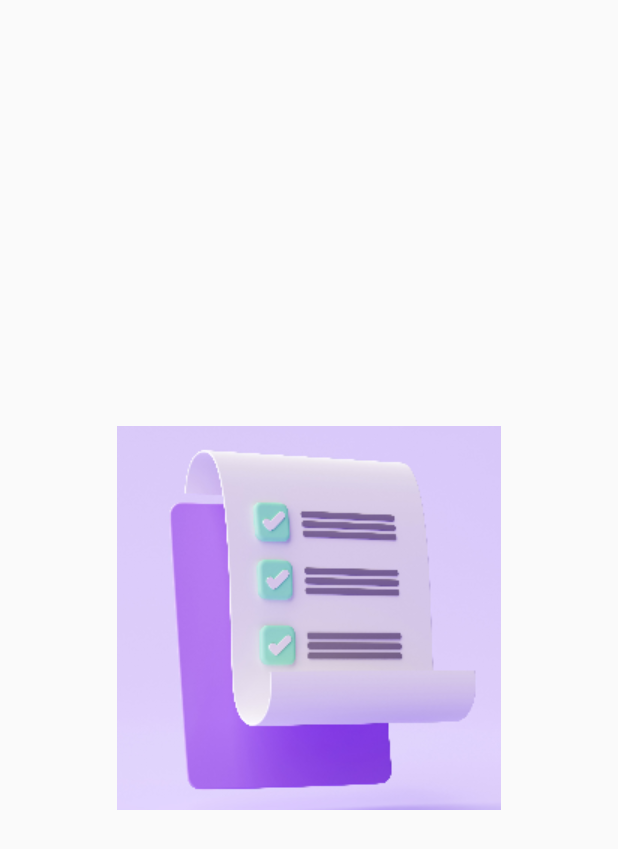
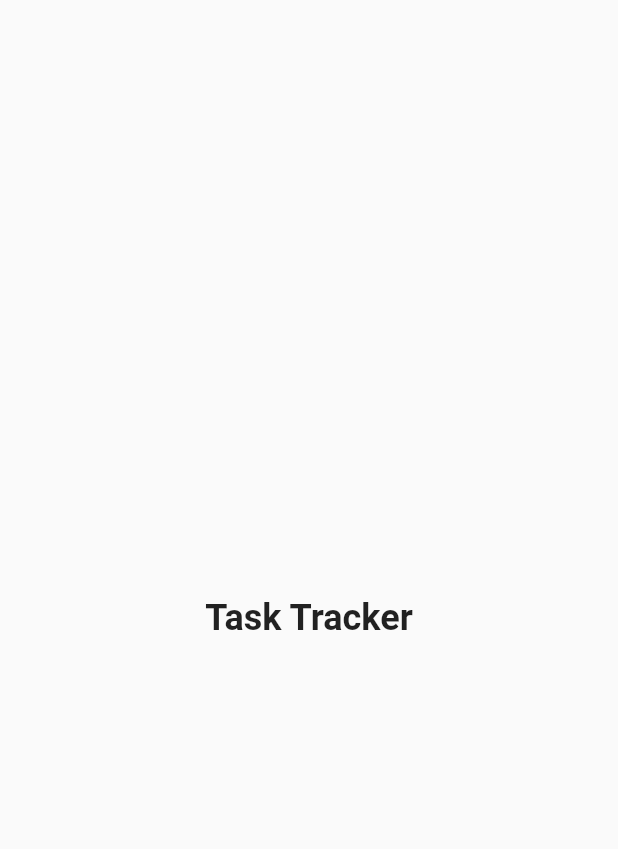
Before and after one commit to HarshK99/task-tracker, a Flutter app: the SplashScreen screen opened directly, on a phone screen of 412 x 824 dp. Shown: the top 849 px of the screen. Run offline on Flutter 3.47's test engine with Material 2 defaults, Android fonts, the phone set to English and light mode, and no system bars; our stand-ins replace sqflite; accounts and stored records are empty.

Commit message:
updated splash screen

```diff
--- a/lib/pages/splash_screen.dart
+++ b/lib/pages/splash_screen.dart
@@ -1,13 +1,16 @@
 import 'package:flutter/material.dart';
+
 class SplashScreen extends StatelessWidget {
   @override
   Widget build(BuildContext context) {
-    return Scaffold(
+    return const Scaffold(
       body: Center(
-        child: Image.asset(
-          'assets/task_logo.png',
-          width: 256,
-          height: 256,
+        child: Text(
+          "Task Tracker",
+          style: TextStyle(
+            fontSize: 24, // Increase the font size to 24
+            fontWeight: FontWeight.bold, // Make the text bold
+          ),
         ),
       ),
     );
```
